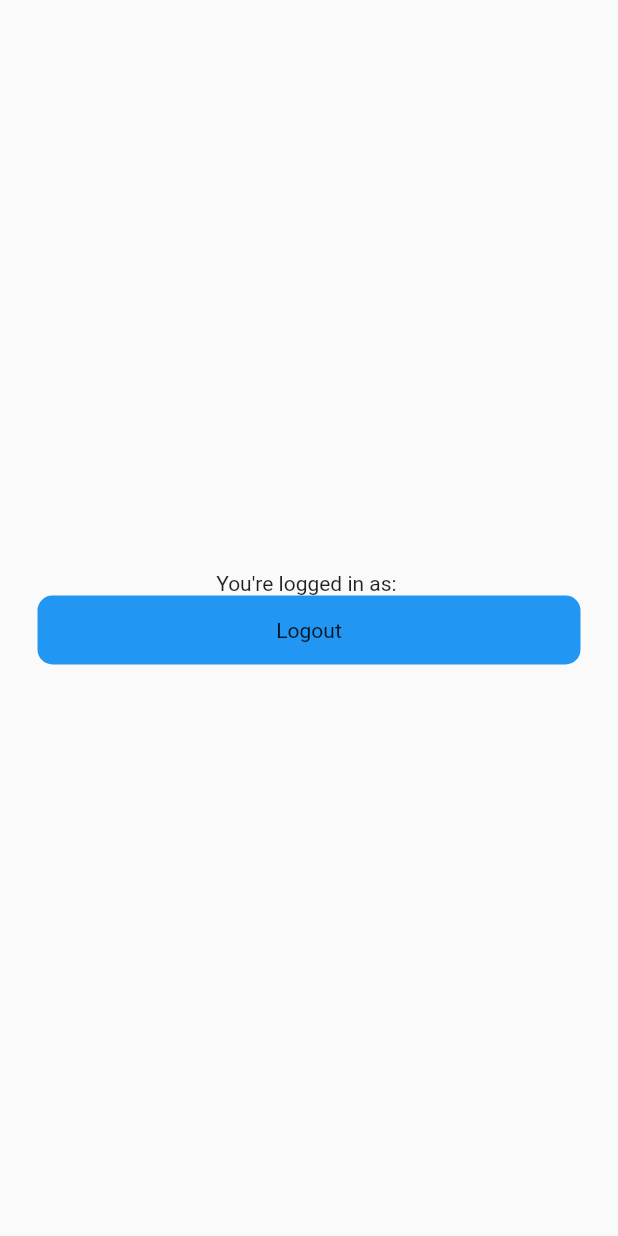
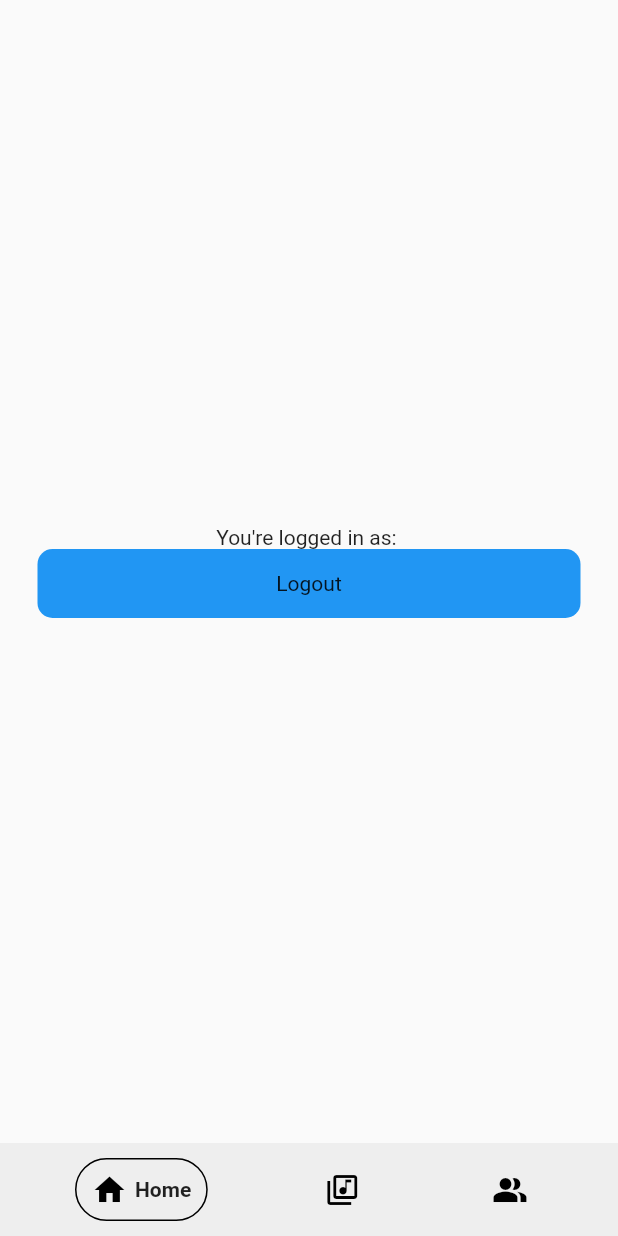
Before and after one commit to jackrdye/Appdev-music, a Flutter app: the screen it shows once a user with an empty profile is signed in, on a phone screen of 412 x 824 dp. Run offline on Flutter 3.47's test engine with Material 2 defaults, Android fonts, the phone set to English and light mode, and no system bars; drawn by our look-alikes of google_nav_bar; our stand-ins replace animated_text_kit, firebase_auth, firebase_core, google_fonts; accounts and stored records are empty; network calls fail.

Commit message:
working login/bottom nav bar

```diff
--- a/lib/main_page.dart
+++ b/lib/main_page.dart
@@ -1,5 +1,6 @@
 import 'package:firebase_auth/firebase_auth.dart';
 import 'package:flutter/material.dart';
+import 'package:music_app/app.dart';
 import 'login_page.dart';
 import 'home_page.dart';
 
@@ -14,7 +15,7 @@ class MainPage extends StatelessWidget {
         stream: FirebaseAuth.instance.authStateChanges(),
         builder: (context, snapshot) {
           if (snapshot.hasData) {
-            return HomePage();
+            return App();
           } else {
             return LoginPage();
           }
```
Also changed, not shown: 1 other file.
